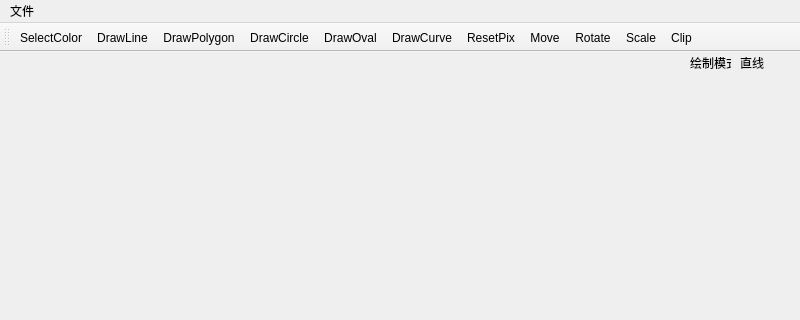
Before: the Qt Designer form mainwindow.ui in njuwuyuxin/MyPainter, drawn with Qt 5; both pictures show x 0 to 800 and y 0 to 320 of the 800 by 600 pixel window.
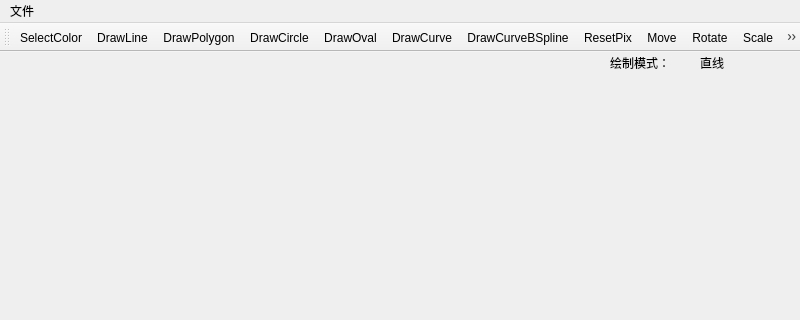
After: the same form once the commit is applied. Icons and pictures are not drawn.

```diff
--- a/mainwindow.ui
+++ b/mainwindow.ui
@@ -17,9 +17,9 @@
    <widget class="QLabel" name="currentMode">
     <property name="geometry">
      <rect>
-      <x>690</x>
+      <x>610</x>
       <y>0</y>
-      <width>41</width>
+      <width>81</width>
       <height>21</height>
      </rect>
     </property>
@@ -30,9 +30,9 @@
    <widget class="QLabel" name="currentMode_2">
     <property name="geometry">
      <rect>
-      <x>740</x>
+      <x>700</x>
       <y>0</y>
-      <width>31</width>
+      <width>51</width>
       <height>21</height>
      </rect>
     </property>
@@ -76,6 +76,7 @@
    <addaction name="actionDrawCircle"/>
    <addaction name="actionDrawOval"/>
    <addaction name="actionDrawCurve"/>
+   <addaction name="actionDrawCurveBSpline"/>
    <addaction name="actionResetPix"/>
    <addaction name="actionMove"/>
    <addaction name="actionRotate"/>
@@ -221,6 +222,18 @@
     <string>剪裁</string>
    </property>
   </action>
+  <action name="actionDrawCurveBSpline">
+   <property name="icon">
+    <iconset resource="Image.qrc">
+     <normaloff>:/Images/curve.png</normaloff>:/Images/curve.png</iconset>
+   </property>
+   <property name="text">
+    <string>DrawCurveBSpline</string>
+   </property>
+   <property name="toolTip">
+    <string>画B样条曲线</string>
+   </property>
+  </action>
  </widget>
  <resources>
   <include location="Image.qrc"/>
```
